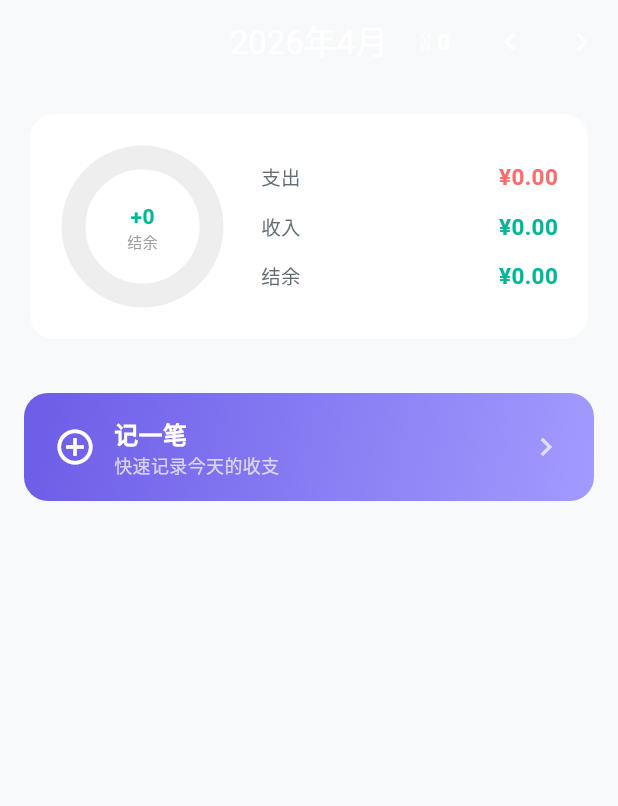
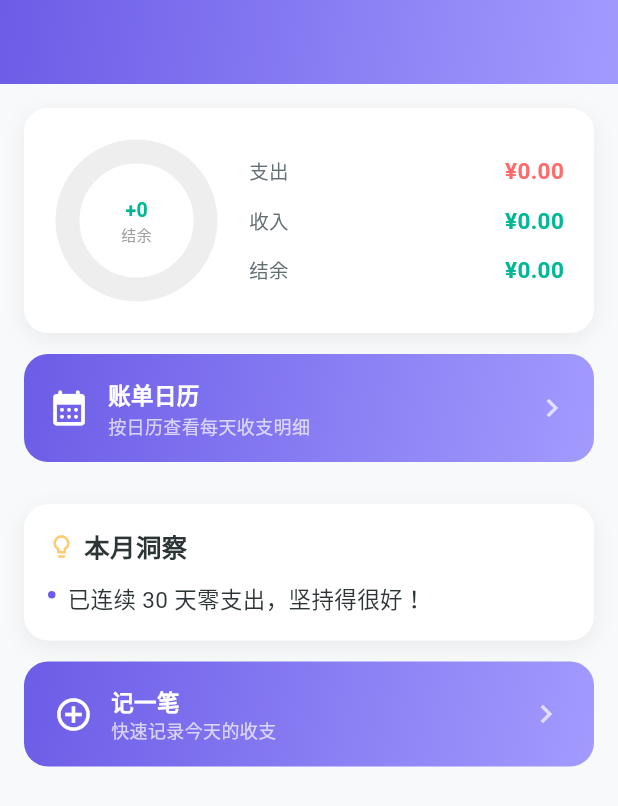
Before and after one commit to trvaelmq/ads_billtrack, a Flutter app: the HomeView screen opened directly, after a tap on the "chevron left" icon, on a phone screen of 412 x 824 dp. Shown: the top 806 px of the screen. Run offline on Flutter 3.47's test engine with Material 3 defaults, Android fonts, the phone set to English and light mode, and no system bars; drawn by our look-alikes of fl_chart; our stand-ins replace flutter_local_notifications, get, hive, hive_flutter, shared_preferences; accounts and stored records are empty.

Commit message:
feat: redesign HomeView with gradient header, calendar card, insights card
Co-Authored-By: Claude Sonnet 4.6 <noreply@anthropic.com>

```diff
--- a/lib/modules/home/home_view.dart
+++ b/lib/modules/home/home_view.dart
@@ -4,8 +4,11 @@ import 'package:get/get.dart';
 import '../../core/constants/app_constants.dart';
 import '../../core/services/ad_service.dart';
 import '../../core/services/bill_service.dart';
+import '../../core/services/storage_service.dart';
 import '../../core/theme/app_theme.dart';
+import '../../data/models/bill_record.dart';
 import '../../router/app_pages.dart';
+import '../../widgets/animated_counter.dart';
 import '../../widgets/coin_float_animation.dart';
 
 class HomeView extends StatelessWidget {
@@ -14,81 +17,132 @@ class HomeView extends StatelessWidget {
   @override
   Widget build(BuildContext context) {
     final bill = BillService.to;
-    final ad   = AdService.to;
-    return Stack(
-      children: [
+    final ad = AdService.to;
+    final statusBarH = MediaQuery.of(context).padding.top;
+
+    return Stack(children: [
       Scaffold(
+        extendBodyBehindAppBar: true,
         appBar: AppBar(
-            title: Obx(() => Text(bill.currentMonthLabel)),
+          backgroundColor: Colors.transparent,
+          elevation: 0,
+          title: Obx(() => Text(bill.currentMonthLabel,
+              style: const TextStyle(
+                  color: Colors.white,
+                  fontWeight: FontWeight.w600,
+                  fontSize: 17))),
           actions: [
             Obx(() => Padding(
-                    padding: const EdgeInsets.only(right: 16),
-                    child: Row(
-                      mainAxisSize: MainAxisSize.min,
-                      children: [
-                        const Text('🪙', style: TextStyle(fontSize: 16)),
-                        const SizedBox(width: 4),
-                        Text(
-                          '${ad.totalCoins.value}',
-                          style: const TextStyle(color: Colors.white, fontWeight: FontWeight.bold, fontSize: 15),
-                        ),
-                      ],
-                    ),
+                  padding: const EdgeInsets.only(right: 4),
+                  child: Row(mainAxisSize: MainAxisSize.min, children: [
+                    const Text('🪙', style: TextStyle(fontSize: 15)),
+                    const SizedBox(width: 3),
+                    Text('${ad.totalCoins.value}',
+                        style: const TextStyle(
+                            color: Colors.white,
+                            fontWeight: FontWeight.bold,
+                            fontSize: 14)),
+                  ]),
                 )),
-              // 切换月份
             IconButton(
-                icon: const Icon(Icons.chevron_left, color: Colors.white),
+              icon: const Icon(Icons.chevron_left,
+                  color: Colors.white, size: 22),
               onPressed: () => bill.changeMonth(-1),
             ),
-              IconButton(
-                icon: const Icon(Icons.chevron_right, color: Colors.white),
-                onPressed: () => bill.isCurrentMonth ? null : bill.changeMonth(1),
-              ),
+            Obx(() => IconButton(
+                  icon: Icon(Icons.chevron_right,
+                      color: bill.isCurrentMonth
+                          ? Colors.white30
+                          : Colors.white,
+                      size: 22),
+                  onPressed:
+                      bill.isCurrentMonth ? null : () => bill.changeMonth(1),
+                )),
           ],
         ),
         body: Obx(() {
           final overBudget = bill.overBudgetCategories();
+          final now = DateTime.now();
+          final last3Bills = <BillRecord>[];
+          for (int i = 1; i <= 3; i++) {
+            final m = DateTime(now.year, now.month - i);
+            last3Bills.addAll(StorageService.billsForMonth(m.year, m.month));
+          }
+          final insights = BillService.generateInsights(
+            currentBills: bill.bills,
+            monthlyExpense: bill.monthlyExpense.value,
+            monthlyIncome: bill.monthlyIncome.value,
+            last3MonthsBills: last3Bills,
+            budgets: StorageService.budgets,
+          );
+
           return ListView(
-              padding: const EdgeInsets.all(16),
+            padding: EdgeInsets.only(
+                top: statusBarH + 56 + 16, bottom: 24, left: 0, right: 0),
             children: [
-                // 超预算警告
-                if (overBudget.isNotEmpty) _OverBudgetBanner(categories: overBudget),
-                if (overBudget.isNotEmpty) const SizedBox(height: 12),
-                // 月度收支 Ring Chart
-                _MonthSummaryCard(
+              if (overBudget.isNotEmpty)
+                Padding(
+                  padding: const EdgeInsets.fromLTRB(16, 0, 16, 12),
+                  child: _OverBudgetBanner(categories: overBudget),
+                ),
+              Padding(
+                padding: const EdgeInsets.symmetric(horizontal: 16),
+                child: _MonthSummaryCard(
                   expense: bill.monthlyExpense.value,
-                  income:  bill.monthlyIncome.value,
+                  income: bill.monthlyIncome.value,
                 ),
-                const SizedBox(height: 16),
-                // Top3 支出类别
-                _Top3Categories(entries: bill.topExpenseCategories(3)),
-                const SizedBox(height: 16),
-                // 快捷记账
-                _QuickAddCard(onTap: () => Get.toNamed(Routes.addBill)),
-                const SizedBox(height: 16),
+              ),
+              const SizedBox(height: 14),
+              Padding(
+                padding: const EdgeInsets.symmetric(horizontal: 16),
+                child: _CalendarEntryCard(),
+              ),
+              const SizedBox(height: 14),
+              Padding(
+                padding: const EdgeInsets.symmetric(horizontal: 16),
+                child: _Top3Categories(
+                    entries: bill.topExpenseCategories(3)),
+              ),
+              if (insights.isNotEmpty) ...[
+                const SizedBox(height: 14),
+                Padding(
+                  padding: const EdgeInsets.symmetric(horizontal: 16),
+                  child: _InsightsCard(insights: insights),
+                ),
+              ],
+              const SizedBox(height: 14),
+              Padding(
+                padding: const EdgeInsets.symmetric(horizontal: 16),
+                child: _QuickAddCard(
+                    onTap: () => Get.toNamed(Routes.addBill)),
+              ),
             ],
           );
         }),
       ),
-        // 金币上飘动画
+      Positioned(
+        top: 0,
+        left: 0,
+        right: 0,
+        child: Container(
+          height: statusBarH + 56,
+          decoration: const BoxDecoration(gradient: AppTheme.primaryGradient),
+        ),
+      ),
       Obx(() => ad.showCoinAnimation.value
           ? CoinFloatAnimation(coins: ad.lastEarnedCoins.value)
           : const SizedBox.shrink()),
-      ],
-    );
+    ]);
   }
 }
 
-// ── 超预算警告 ──────────────────────────────────────────────────────
 class _OverBudgetBanner extends StatelessWidget {
   final List<String> categories;
   const _OverBudgetBanner({required this.categories});
 
   @override
   Widget build(BuildContext context) {
-    final labels = categories
-        .map((id) => BillService.categoryLabel(id))
-        .join('、');
+    final labels = categories.map(BillService.categoryLabel).join('、');
     return Container(
       padding: const EdgeInsets.symmetric(horizontal: 16, vertical: 12),
       decoration: BoxDecoration(
@@ -96,23 +150,19 @@ class _OverBudgetBanner extends StatelessWidget {
         border: Border.all(color: AppTheme.expenseRed.withValues(alpha: 0.4)),
         borderRadius: BorderRadius.circular(12),
       ),
-      child: Row(
-        children: [
-          const Icon(Icons.warning_amber_rounded, color: AppTheme.expenseRed, size: 20),
+      child: Row(children: [
+        const Icon(Icons.warning_amber_rounded,
+            color: AppTheme.expenseRed, size: 20),
         const SizedBox(width: 8),
         Expanded(
-            child: Text(
-              '⚠️ $labels 已超出本月预算',
-              style: const TextStyle(color: AppTheme.expenseRed, fontSize: 13),
-            ),
-          ),
-        ],
-      ),
+            child: Text('⚠️ $labels 已超出本月预算',
+                style: const TextStyle(
+                    color: AppTheme.expenseRed, fontSize: 13))),
+      ]),
     );
   }
 }
 
-// ── 月度收支 Ring Chart ────────────────────────────────────────────
 class _MonthSummaryCard extends StatelessWidget {
   final double expense;
   final double income;
@@ -120,85 +170,143 @@ class _MonthSummaryCard extends StatelessWidget {
 
   @override
   Widget build(BuildContext context) {
-    final net    = income - expense;
-    final total  = expense + income;
+    final net = income - expense;
+    final total = expense + income;
     final hasData = total > 0;
-    return Card(
-      child: Padding(
+    return Container(
+      decoration: AppTheme.cardDecoration,
       padding: const EdgeInsets.all(20),
-        child: Row(
-          children: [
+      child: Row(children: [
         SizedBox(
           width: 110, height: 110,
-              child: Stack(
-                alignment: Alignment.center,
-                children: [
+          child: Stack(alignment: Alignment.center, children: [
             PieChart(PieChartData(
               sectionsSpace: 3,
               centerSpaceRadius: 38,
               sections: hasData
                   ? [
-                            PieChartSectionData(value: expense, color: AppTheme.expenseRed, radius: 16, title: ''),
-                            PieChartSectionData(value: income,  color: AppTheme.incomeGreen, radius: 16, title: ''),
+                      PieChartSectionData(
+                          value: expense,
+                          color: AppTheme.expenseRed,
+                          radius: 16,
+                          title: ''),
+                      PieChartSectionData(
+                          value: income,
+                          color: AppTheme.incomeGreen,
+                          radius: 16,
+                          title: ''),
                     ]
-                        : [PieChartSectionData(value: 1, color: Colors.grey.shade200, radius: 16, title: '')],
+                  : [
+                      PieChartSectionData(
+                          value: 1,
+                          color: Colors.grey.shade200,
+                          radius: 16,
+                          title: '')
+                    ],
             )),
-                  Column(
-                    mainAxisSize: MainAxisSize.min,
-                    children: [
-                      Text(net >= 0 ? '+${net.toStringAsFixed(0)}' : net.toStringAsFixed(0),
+            Column(mainAxisSize: MainAxisSize.min, children: [
+              Text(
+                  net >= 0
+                      ? '+${net.toStringAsFixed(0)}'
+                      : net.toStringAsFixed(0),
                   style: TextStyle(
-                              fontSize: 14,
+                      fontSize: 13,
                       fontWeight: FontWeight.bold,
-                              color: net >= 0 ? AppTheme.incomeGreen : AppTheme.expenseRed)),
-                      const Text('结余', style: TextStyle(fontSize: 10, color: Colors.grey)),
-                    ],
+                      color: net >= 0
+                          ? AppTheme.incomeGreen
+                          : AppTheme.expenseRed)),
+              const Text('结余',
+                  style: TextStyle(fontSize: 10, color: Colors.grey)),
+            ]),
+          ]),
         ),
-                ],
-              ),
-            ),
-            const SizedBox(width: 24),
+        const SizedBox(width: 20),
         Expanded(
           child: Column(
             crossAxisAlignment: CrossAxisAlignment.start,
             children: [
-                  _StatRow(label: '支出', value: expense, color: AppTheme.expenseRed),
+              _AnimatedStatRow(
+                  label: '支出',
+                  value: expense,
+                  color: AppTheme.expenseRed),
               const SizedBox(height: 12),
-                  _StatRow(label: '收入', value: income, color: AppTheme.incomeGreen),
+              _AnimatedStatRow(
+                  label: '收入',
+                  value: income,
+                  color: AppTheme.incomeGreen),
               const SizedBox(height: 12),
-                  _StatRow(label: '结余', value: net, color: net >= 0 ? AppTheme.incomeGreen : AppTheme.expenseRed),
+              _AnimatedStatRow(
+                  label: '结余',
+                  value: net.abs(),
+                  color: net >= 0
+                      ? AppTheme.incomeGreen
+                      : AppTheme.expenseRed),
             ],
           ),
         ),
-          ],
-        ),
-      ),
+      ]),
     );
   }
 }
 
-class _StatRow extends StatelessWidget {
+class _AnimatedStatRow extends StatelessWidget {
   final String label;
   final double value;
-  final Color  color;
-  const _StatRow({required this.label, required this.value, required this.color});
+  final Color color;
+  const _AnimatedStatRow(
+      {required this.label, required this.value, required this.color});
 
   @override
   Widget build(BuildContext context) {
     return Row(
       mainAxisAlignment: MainAxisAlignment.spaceBetween,
       children: [
-        Text(label, style: const TextStyle(color: AppTheme.textSecondary, fontSize: 13)),
-        Text(
-          '¥${value.abs().toStringAsFixed(2)}',
-          style: TextStyle(fontWeight: FontWeight.bold, fontSize: 15, color: color),
+        Text(label,
+            style: const TextStyle(
+                color: AppTheme.textSecondary, fontSize: 13)),
+        AnimatedCounter(
+          value: value,
+          style: TextStyle(
+              fontWeight: FontWeight.bold, fontSize: 15, color: color),
         ),
       ],
     );
   }
 }
 
-// ── Top3 支出类别 ─────────────────────────────────────────────────
+class _CalendarEntryCard extends StatelessWidget {
+  @override
+  Widget build(BuildContext context) {
+    return GestureDetector(
+      onTap: () => Get.toNamed(Routes.calendar),
+      child: Container(
+        padding: const EdgeInsets.all(16),
+        decoration: AppTheme.gradientDecoration,
+        child: const Row(children: [
+          Icon(Icons.calendar_month_rounded, color: Colors.white, size: 28),
+          SizedBox(width: 12),
+          Expanded(
+            child: Column(
+              crossAxisAlignment: CrossAxisAlignment.start,
+              children: [
+                Text('账单日历',
+                    style: TextStyle(
+                        color: Colors.white,
+                        fontWeight: FontWeight.w600,
+                        fontSize: 15)),
+                SizedBox(height: 2),
+                Text('按日历查看每天收支明细',
+                    style: TextStyle(color: Colors.white70, fontSize: 12)),
+              ],
+            ),
+          ),
+          Icon(Icons.chevron_right, color: Colors.white70),
+        ]),
+      ),
+    );
+  }
+}
+
 class _Top3Categories extends StatelessWidget {
   final List<MapEntry<String, double>> entries;
   const _Top3Categories({required this.entries});
@@ -206,21 +314,20 @@ class _Top3Categories extends StatelessWidget {
   @override
   Widget build(BuildContext context) {
     if (entries.isEmpty) return const SizedBox.shrink();
-    final max = entries.first.value;
-    return Card(
-      child: Padding(
+    final maxVal = entries.first.value;
+    return Container(
+      decoration: AppTheme.cardDecoration,
       padding: const EdgeInsets.all(16),
       child: Column(
         crossAxisAlignment: CrossAxisAlignment.start,
         children: [
-            const Text('本月支出 Top', style: TextStyle(fontWeight: FontWeight.bold)),
+          Text('本月支出 Top', style: AppTheme.headline),
           const SizedBox(height: 12),
           ...entries.map((e) {
             final cat = AppConstants.categoryById(e.key);
             return Padding(
               padding: const EdgeInsets.only(bottom: 10),
-                child: Row(
-                  children: [
+              child: Row(children: [
                 Text(cat.emoji, style: const TextStyle(fontSize: 20)),
                 const SizedBox(width: 10),
                 Expanded(
@@ -230,36 +337,79 @@ class _Top3Categories extends StatelessWidget {
                       Row(
                         mainAxisAlignment: MainAxisAlignment.spaceBetween,
                         children: [
-                              Text(cat.label, style: const TextStyle(fontSize: 13)),
+                          Text(cat.label, style: AppTheme.body),
                           Text('¥${e.value.toStringAsFixed(2)}',
-                                  style: const TextStyle(fontSize: 13, fontWeight: FontWeight.bold, color: AppTheme.expenseRed)),
+                              style: const TextStyle(
+                                  fontSize: 13,
+                                  fontWeight: FontWeight.bold,
+                                  color: AppTheme.expenseRed)),
                         ],
                       ),
                       const SizedBox(height: 4),
                       ClipRRect(
                         borderRadius: BorderRadius.circular(4),
                         child: LinearProgressIndicator(
-                              value: max > 0 ? e.value / max : 0,
+                          value: maxVal > 0 ? e.value / maxVal : 0,
                           minHeight: 6,
                           backgroundColor: Colors.grey.shade200,
-                              valueColor: AlwaysStoppedAnimation<Color>(cat.color),
+                          valueColor:
+                              AlwaysStoppedAnimation<Color>(cat.color),
                         ),
                       ),
                     ],
                   ),
                 ),
-                  ],
-                ),
+              ]),
             );
           }),
         ],
-        ),
       ),
     );
   }
 }
 
-// ── 快捷记账 ──────────────────────────────────────────────────────
+class _InsightsCard extends StatelessWidget {
+  final List<String> insights;
+  const _InsightsCard({required this.insights});
+
+  @override
+  Widget build(BuildContext context) {
+    return Container(
+      decoration: AppTheme.cardDecoration,
+      padding: const EdgeInsets.all(16),
+      child: Column(
+        crossAxisAlignment: CrossAxisAlignment.start,
+        children: [
+          Row(children: [
+            const Icon(Icons.lightbulb_outline,
+                color: AppTheme.warnOrange, size: 18),
+            const SizedBox(width: 6),
+            Text('本月洞察', style: AppTheme.headline),
+          ]),
+          const SizedBox(height: 12),
+          ...insights.asMap().entries.map((e) => Padding(
+                padding: EdgeInsets.only(
+                    bottom: e.key < insights.length - 1 ? 8 : 0),
+                child: Row(
+                  crossAxisAlignment: CrossAxisAlignment.start,
+                  children: [
+                    Container(
+                      width: 5, height: 5,
+                      margin: const EdgeInsets.only(top: 6, right: 8),
+                      decoration: const BoxDecoration(
+                          color: AppTheme.accent,
+                          shape: BoxShape.circle),
+                    ),
+                    Expanded(child: Text(e.value, style: AppTheme.body)),
+                  ],
+                ),
+              )),
+        ],
+      ),
+    );
+  }
+}
+
 class _QuickAddCard extends StatelessWidget {
   final VoidCallback onTap;
   const _QuickAddCard({required this.onTap});
@@ -269,29 +419,31 @@ class _QuickAddCard extends StatelessWidget {
     return GestureDetector(
       onTap: onTap,
       child: Container(
-        padding: const EdgeInsets.symmetric(horizontal: 20, vertical: 16),
+        padding:
+            const EdgeInsets.symmetric(horizontal: 20, vertical: 16),
         decoration: BoxDecoration(
           gradient: const LinearGradient(
-            colors: [AppTheme.primary, AppTheme.secondary],
-            begin: Alignment.topLeft, end: Alignment.bottomRight,
+            colors: [AppTheme.primaryStart, AppTheme.primaryEnd],
+            begin: Alignment.topLeft,
+            end: Alignment.bottomRight,
           ),
           borderRadius: BorderRadius.circular(16),
         ),
-        child: const Row(
-          children: [
-            Icon(Icons.add_circle_outline, color: Colors.white, size: 28),
+        child: const Row(children: [
+          Icon(Icons.add_circle_outline, color: Colors.white, size: 26),
           SizedBox(width: 12),
-            Column(
-              crossAxisAlignment: CrossAxisAlignment.start,
-              children: [
-                Text('记一笔', style: TextStyle(color: Colors.white, fontWeight: FontWeight.bold, fontSize: 16)),
-                Text('快速记录今天的收支', style: TextStyle(color: Colors.white70, fontSize: 12)),
-              ],
-            ),
+          Column(crossAxisAlignment: CrossAxisAlignment.start, children: [
+            Text('记一笔',
+                style: TextStyle(
+                    color: Colors.white,
+                    fontWeight: FontWeight.bold,
+                    fontSize: 15)),
+            Text('快速记录今天的收支',
+                style: TextStyle(color: Colors.white70, fontSize: 12)),
+          ]),
           Spacer(),
           Icon(Icons.chevron_right, color: Colors.white70),
-          ],
-        ),
+        ]),
       ),
     );
   }
```
Lines whose indentation alone changed are shown as unchanged.
